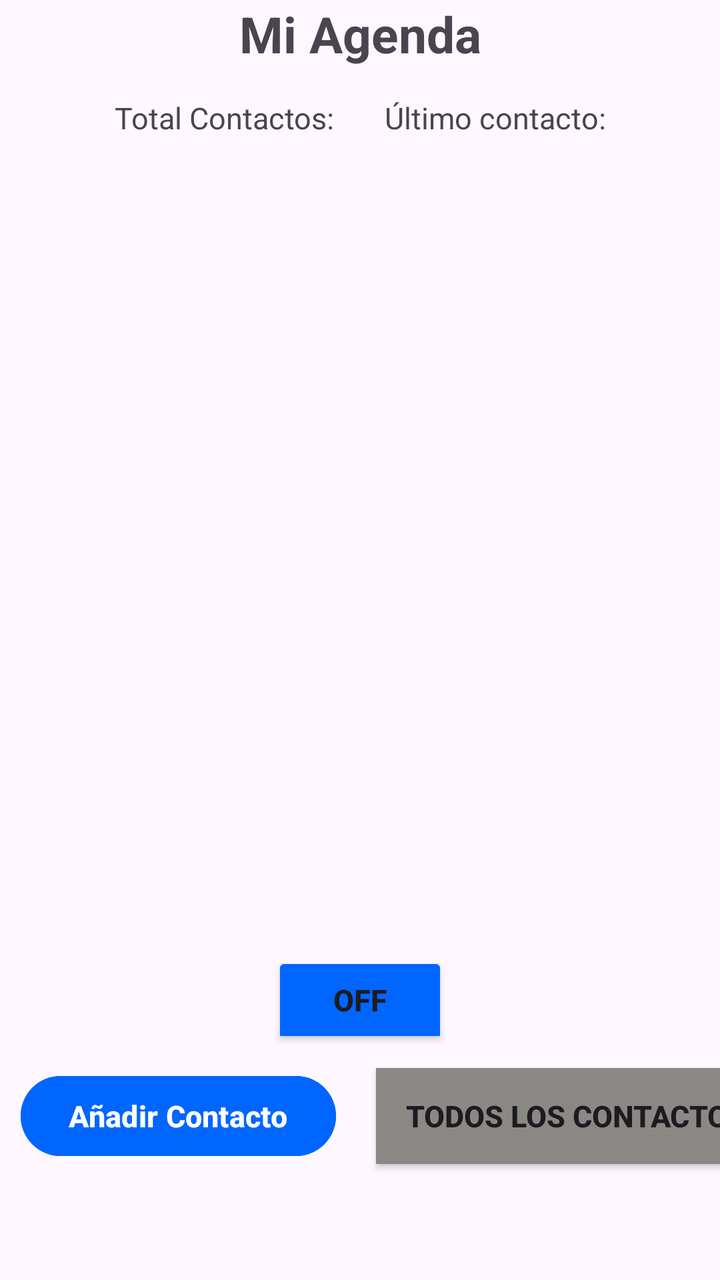
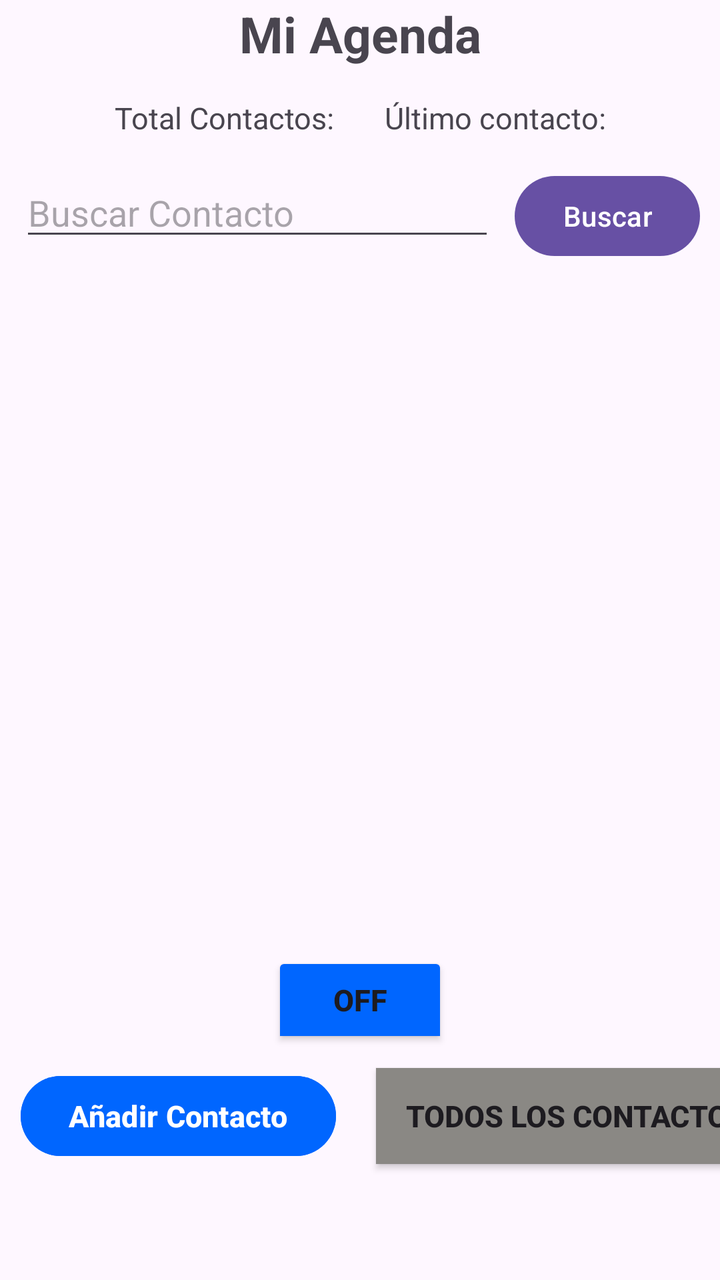

The first picture is an Android layout as it rendered before a commit; the second is the same layout after the commit. The layout source and the unified diff follow.
<!-- AndroidManifest.xml: application theme Theme.MiAgenda -->
<!-- res/layout/activity_main.xml -->
<?xml version="1.0" encoding="utf-8"?>
<androidx.constraintlayout.widget.ConstraintLayout xmlns:android="http://schemas.android.com/apk/res/android"
    xmlns:app="http://schemas.android.com/apk/res-auto"
    xmlns:tools="http://schemas.android.com/tools"
    android:id="@+id/main"
    android:layout_width="match_parent"
    android:layout_height="match_parent"
    tools:context=".MainActivity">

    <TextView
        android:id="@+id/title"
        android:layout_width="wrap_content"
        android:layout_height="wrap_content"
        android:text="@string/app_name"
        app:layout_constraintTop_toTopOf="parent"
        app:layout_constraintEnd_toEndOf="parent"
        app:layout_constraintStart_toStartOf="parent"
        android:textSize="25sp"
        android:textStyle="bold"
    />

    <LinearLayout
        android:id="@+id/infoLayout"
        android:layout_width="wrap_content"
        android:layout_height="wrap_content"
        app:layout_constraintStart_toStartOf="@+id/title"
        app:layout_constraintEnd_toEndOf="@+id/title"
        app:layout_constraintTop_toBottomOf="@+id/title"
        android:layout_margin="10dp"
        android:orientation="horizontal">

        <TextView
            android:id="@+id/contactos"
            android:layout_width="wrap_content"
            android:layout_height="wrap_content"
            android:text="@string/contacts"
            android:padding="5dp"
            android:textSize="15sp"
        />
        <TextView
            android:id="@+id/contacts_count"
            android:layout_width="wrap_content"
            android:layout_height="wrap_content"
            android:paddingStart="0dp"
            android:paddingEnd="10dp"
            android:textSize="15sp"
        />

        <TextView
            android:id="@+id/lastContactText"
            android:layout_width="wrap_content"
            android:layout_height="wrap_content"
            android:text="@string/last_contact_text"
            android:paddingStart="10dp"
            android:paddingEnd="5dp"
            android:textSize="15sp"
        />
        <TextView
            android:id="@+id/lastContact"
            android:layout_width="wrap_content"
            android:layout_height="wrap_content"
            android:textSize="15sp"
        />

    </LinearLayout>

    <LinearLayout
        android:id="@+id/buttonsLayout"
        android:layout_width="wrap_content"
        android:layout_height="wrap_content"
        app:layout_constraintStart_toStartOf="@+id/title"
        app:layout_constraintEnd_toEndOf="@+id/title"
        app:layout_constraintBottom_toBottomOf="parent"
        app:layout_constraintTop_toBottomOf="@+id/recyclerContacts">

        <Button
            android:id="@+id/addContact"
            android:layout_width="wrap_content"
            android:layout_height="wrap_content"
            android:text="@string/add_contact"
            android:backgroundTint="@color/blue"
            android:textSize="15sp"
            android:textStyle="bold"
            android:layout_margin="10dp"
        />
        <ToggleButton
            android:id="@+id/only_favourites"
            android:layout_width="200dp"
            android:layout_height="wrap_content"
            android:textOff="@string/all_contacts"
            android:textOn="@string/only_favourites"
            android:background="@drawable/toggle_button"
            android:textSize="15sp"
            android:textStyle="bold"
            android:checked="false"
            android:layout_margin="10dp"
        />

    </LinearLayout>

    <ToggleButton
        android:id="@+id/sort"
        android:layout_width="wrap_content"
        android:layout_height="wrap_content"
        android:text="@string/sort"
        android:backgroundTint="@color/blue"
        android:textSize="15sp"
        android:textStyle="bold"
        android:layout_margin="0dp"
        app:layout_constraintStart_toStartOf="parent"
        app:layout_constraintEnd_toEndOf="parent"
        app:layout_constraintTop_toBottomOf="@+id/recyclerContacts"
        app:layout_constraintBottom_toTopOf="@+id/buttonsLayout"
    />


    <androidx.recyclerview.widget.RecyclerView
        android:id="@+id/recyclerContacts"
        android:layout_width="0dp"
        android:layout_height="0dp"
        app:layout_constraintTop_toBottomOf="@id/infoLayout"
        app:layout_constraintBottom_toTopOf="@id/sort"
        app:layout_constraintStart_toStartOf="parent"
        app:layout_constraintEnd_toEndOf="parent"/>

</androidx.constraintlayout.widget.ConstraintLayout>
<!-- resources referenced by this layout -->
<resources>
  <color name="blue">#0066FF</color>
  <!-- drawable toggle_button (drawable) -->
  <?xml version="1.0" encoding="utf-8"?>
  <selector xmlns:android="http://schemas.android.com/apk/res/android">
  
      <item android:state_checked="true" android:drawable="@color/yellow" />
      <item android:state_checked="false" android:drawable="@color/lightGrey" />
  </selector>
  <string name="add_contact">Añadir Contacto</string>
  <string name="all_contacts">Todos los contactos</string>"
  <string name="app_name">Mi Agenda</string>
  <string name="contacts">Total Contactos: </string>
  <string name="last_contact_text">Último contacto: </string>
  <string name="only_favourites">Solo favoritos</string>
  <string name="sort">Ordenar</string>
  <style name="Theme.MiAgenda" parent="Base.Theme.MiAgenda" />
  <color name="yellow">#FFDF00</color>
  <color name="lightGrey">#8A8884</color>
  <style name="Base.Theme.MiAgenda" parent="Theme.Material3.DayNight.NoActionBar">
          
          
      </style>
</resources>

<!-- the commit's change to res/layout/activity_main.xml (unified diff, before → after) -->
@@ -60,9 +60,35 @@
             android:layout_width="wrap_content"
             android:layout_height="wrap_content"
             android:textSize="15sp"
+
         />
 
     </LinearLayout>
+
+    <EditText
+        android:id="@+id/search_input"
+        android:layout_width="0dp"
+        android:layout_height="wrap_content"
+        android:hint="@string/search_hint"
+        android:layout_margin="10dp"
+        app:layout_constraintStart_toStartOf="parent"
+        app:layout_constraintEnd_toStartOf="@id/search_button"
+        app:layout_constraintTop_toBottomOf="@+id/infoLayout"
+        app:layout_constraintBaseline_toBaselineOf="@+id/search_button"
+    />
+
+    <Button
+        android:id="@+id/search_button"
+        android:layout_width="wrap_content"
+        android:layout_height="wrap_content"
+        android:text="@string/search_button"
+        android:layout_margin="10dp"
+        app:layout_constraintEnd_toEndOf="parent"
+
+        app:layout_constraintTop_toBottomOf="@+id/infoLayout"
+
+
+    />
 
     <LinearLayout
         android:id="@+id/buttonsLayout"
@@ -118,7 +144,7 @@
         android:id="@+id/recyclerContacts"
         android:layout_width="0dp"
         android:layout_height="0dp"
-        app:layout_constraintTop_toBottomOf="@id/infoLayout"
+        app:layout_constraintTop_toBottomOf="@id/search_input"
         app:layout_constraintBottom_toTopOf="@id/sort"
         app:layout_constraintStart_toStartOf="parent"
         app:layout_constraintEnd_toEndOf="parent"/>
<!-- resource entries referenced after the edit -->
@@ -14,6 +14,8 @@
   <string name="contacts">Total Contactos: </string>
   <string name="last_contact_text">Último contacto: </string>
   <string name="only_favourites">Solo favoritos</string>
+  <string name="search_button">Buscar</string>
+  <string name="search_hint">Buscar Contacto</string>
   <string name="sort">Ordenar</string>
   <style name="Theme.MiAgenda" parent="Base.Theme.MiAgenda" />
   <color name="yellow">#FFDF00</color>
